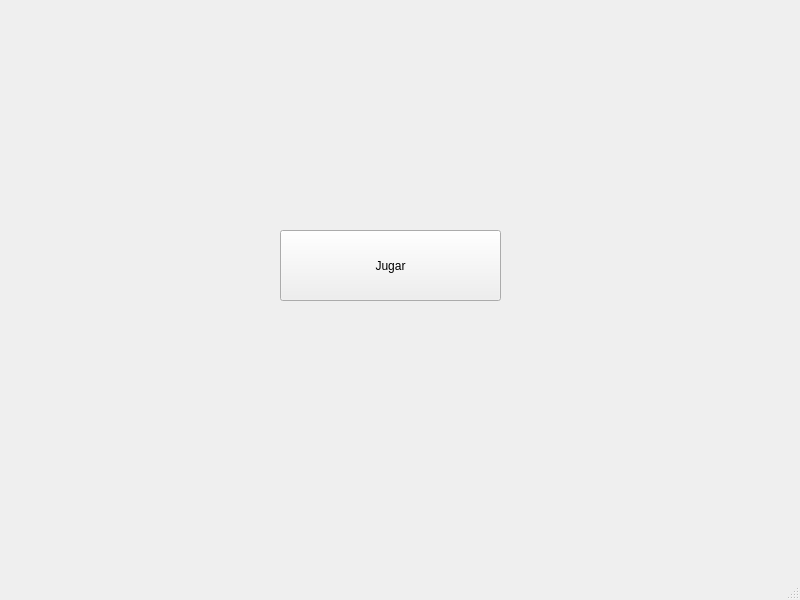
Qt form VenChocar.ui (a19Albertopp/PoyectPygame) before a commit.
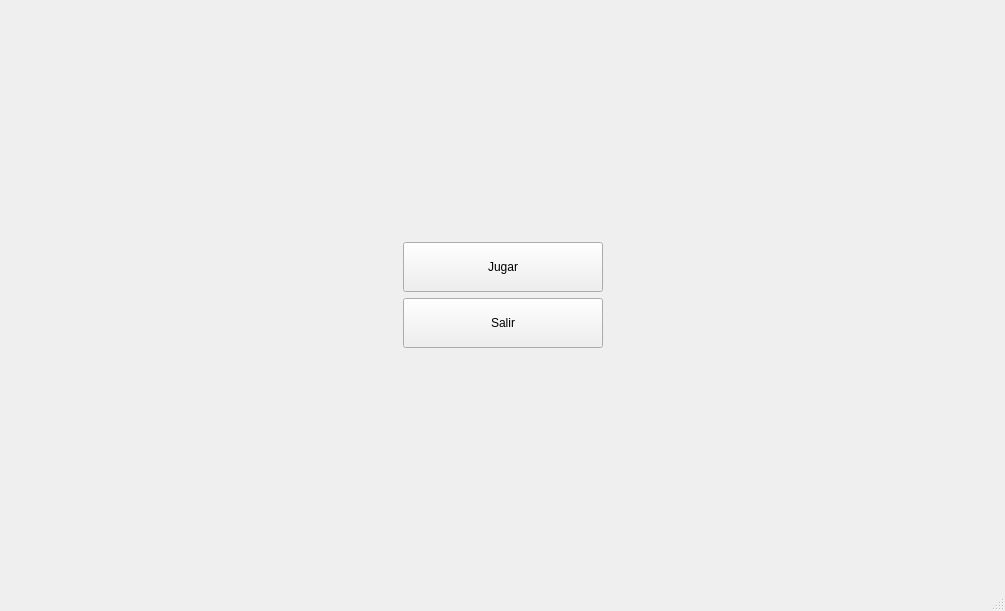
The same form after that commit. Icons and pictures are not drawn.

Commit message: 0.3.1 Problemas con las ventanas Guardado de puntos en una base de datos hecho

```diff
--- a/VenChocar.ui
+++ b/VenChocar.ui
@@ -6,27 +6,155 @@
    <rect>
     <x>0</x>
     <y>0</y>
-    <width>800</width>
-    <height>600</height>
+    <width>1005</width>
+    <height>611</height>
    </rect>
   </property>
+  <property name="sizePolicy">
+   <sizepolicy hsizetype="Preferred" vsizetype="Preferred">
+    <horstretch>0</horstretch>
+    <verstretch>0</verstretch>
+   </sizepolicy>
+  </property>
+  <property name="mouseTracking">
+   <bool>false</bool>
+  </property>
+  <property name="acceptDrops">
+   <bool>false</bool>
+  </property>
   <property name="windowTitle">
-   <string>MainWindow</string>
+   <string>Drunk Driver</string>
+  </property>
+  <property name="layoutDirection">
+   <enum>Qt::LeftToRight</enum>
+  </property>
+  <property name="autoFillBackground">
+   <bool>false</bool>
+  </property>
+  <property name="styleSheet">
+   <string notr="true">\</string>
+  </property>
+  <property name="animated">
+   <bool>false</bool>
+  </property>
+  <property name="documentMode">
+   <bool>false</bool>
+  </property>
+  <property name="dockNestingEnabled">
+   <bool>false</bool>
   </property>
   <widget class="QWidget" name="centralwidget">
-   <widget class="QPushButton" name="btnJugar">
-    <property name="geometry">
-     <rect>
-      <x>280</x>
-      <y>230</y>
-      <width>221</width>
-      <height>71</height>
-     </rect>
-    </property>
-    <property name="text">
-     <string>Jugar</string>
-    </property>
-   </widget>
+   <property name="sizePolicy">
+    <sizepolicy hsizetype="Preferred" vsizetype="Preferred">
+     <horstretch>0</horstretch>
+     <verstretch>0</verstretch>
+    </sizepolicy>
+   </property>
+   <property name="styleSheet">
+    <string notr="true">image: url(:/newPrefix/fondo_menu.png);</string>
+   </property>
+   <layout class="QGridLayout" name="gridLayout_11">
+    <item row="1" column="2">
+     <spacer name="horizontalSpacer_2">
+      <property name="orientation">
+       <enum>Qt::Horizontal</enum>
+      </property>
+      <property name="sizeHint" stdset="0">
+       <size>
+        <width>0</width>
+        <height>0</height>
+       </size>
+      </property>
+     </spacer>
+    </item>
+    <item row="1" column="1">
+     <layout class="QGridLayout" name="gridLayout_12">
+      <property name="spacing">
+       <number>6</number>
+      </property>
+      <item row="0" column="0">
+       <widget class="QPushButton" name="btnJugar">
+        <property name="sizePolicy">
+         <sizepolicy hsizetype="Minimum" vsizetype="Fixed">
+          <horstretch>0</horstretch>
+          <verstretch>0</verstretch>
+         </sizepolicy>
+        </property>
+        <property name="minimumSize">
+         <size>
+          <width>200</width>
+          <height>50</height>
+         </size>
+        </property>
+        <property name="autoFillBackground">
+         <bool>false</bool>
+        </property>
+        <property name="text">
+         <string>Jugar</string>
+        </property>
+       </widget>
+      </item>
+      <item row="1" column="0">
+       <widget class="QPushButton" name="btnSalir">
+        <property name="minimumSize">
+         <size>
+          <width>200</width>
+          <height>50</height>
+         </size>
+        </property>
+        <property name="autoFillBackground">
+         <bool>false</bool>
+        </property>
+        <property name="styleSheet">
+         <string notr="true"/>
+        </property>
+        <property name="text">
+         <string>Salir</string>
+        </property>
+       </widget>
+      </item>
+     </layout>
+    </item>
+    <item row="0" column="1">
+     <spacer name="verticalSpacer">
+      <property name="orientation">
+       <enum>Qt::Vertical</enum>
+      </property>
+      <property name="sizeHint" stdset="0">
+       <size>
+        <width>0</width>
+        <height>0</height>
+       </size>
+      </property>
+     </spacer>
+    </item>
+    <item row="1" column="0">
+     <spacer name="horizontalSpacer">
+      <property name="orientation">
+       <enum>Qt::Horizontal</enum>
+      </property>
+      <property name="sizeHint" stdset="0">
+       <size>
+        <width>0</width>
+        <height>20</height>
+       </size>
+      </property>
+     </spacer>
+    </item>
+    <item row="4" column="1">
+     <spacer name="verticalSpacer_2">
+      <property name="orientation">
+       <enum>Qt::Vertical</enum>
+      </property>
+      <property name="sizeHint" stdset="0">
+       <size>
+        <width>0</width>
+        <height>0</height>
+       </size>
+      </property>
+     </spacer>
+    </item>
+   </layout>
   </widget>
   <widget class="QMenuBar" name="menubar">
    <property name="geometry">
```
Left out of the diff: 13 changed lines with no effect on the pictures. The commit also changes 6 other files.
